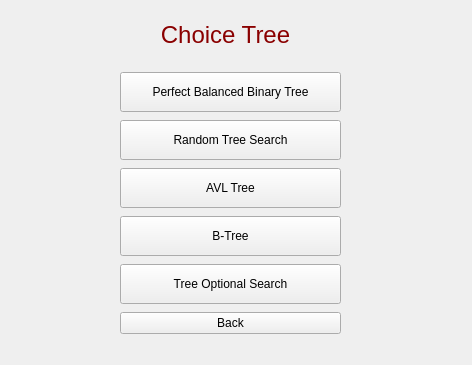
Old version of the form MainWindowGame/MainWindowGame.ui in the repository Falck2881/CreateTree.
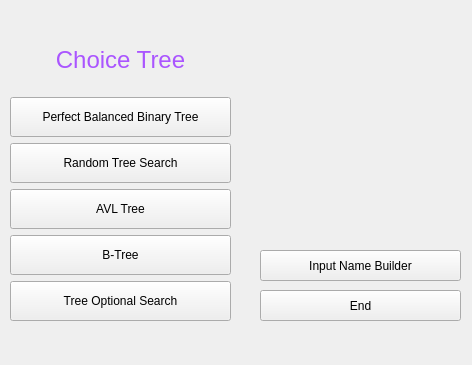
New version of the form. Icons and pictures are not drawn.

Commit message: Changes to the project structure.   Changes:   1 - title in StartWindow.   2 - Changed the style to Toolery.qrc.   3 - Moved the WindowInputData clss to the MainWindowGame directory.       Now data entry is performed from the MainWindowGame.   4 - Added the file JSON and relevant classed (Node* StreamJson) for       future working.   5 - Added the images files (MainWindowGame/ImagesNode/Node_*.png), this images       willbe use for display nodes in the binary tree   6 - Deleted such classes, how GameModes and Window because of uselessness.

The edit to the form file:
```diff
--- a/MainWindowGame/MainWindowGame.ui
+++ b/MainWindowGame/MainWindowGame.ui
@@ -12,9 +12,39 @@
   </property>
   <property name="palette">
    <palette>
-    <active/>
-    <inactive/>
-    <disabled/>
+    <active>
+     <colorrole role="Text">
+      <brush brushstyle="SolidPattern">
+       <color alpha="255">
+        <red>0</red>
+        <green>0</green>
+        <blue>0</blue>
+       </color>
+      </brush>
+     </colorrole>
+    </active>
+    <inactive>
+     <colorrole role="Text">
+      <brush brushstyle="SolidPattern">
+       <color alpha="255">
+        <red>0</red>
+        <green>0</green>
+        <blue>0</blue>
+       </color>
+      </brush>
+     </colorrole>
+    </inactive>
+    <disabled>
+     <colorrole role="Text">
+      <brush brushstyle="SolidPattern">
+       <color alpha="255">
+        <red>120</red>
+        <green>120</green>
+        <blue>120</blue>
+       </color>
+      </brush>
+     </colorrole>
+    </disabled>
    </palette>
   </property>
   <property name="windowTitle">
@@ -23,15 +53,15 @@
   <widget class="QWidget" name="gridLayoutWidget">
    <property name="geometry">
     <rect>
-     <x>120</x>
-     <y>70</y>
+     <x>10</x>
+     <y>30</y>
      <width>221</width>
-     <height>271</height>
+     <height>291</height>
     </rect>
    </property>
    <layout class="QGridLayout" name="gridLayout">
-    <item row="0" column="0">
-     <widget class="QPushButton" name="pbtButton">
+    <item row="4" column="0">
+     <widget class="QPushButton" name="avlButton">
       <property name="maximumSize">
        <size>
         <width>16777215</width>
@@ -39,11 +69,11 @@
        </size>
       </property>
       <property name="text">
-       <string>Perfect Balanced Binary Tree</string>
+       <string>AVL Tree</string>
       </property>
      </widget>
     </item>
-    <item row="3" column="0">
+    <item row="5" column="0">
      <widget class="QPushButton" name="bTreeButton">
       <property name="maximumSize">
        <size>
@@ -56,7 +86,7 @@
       </property>
      </widget>
     </item>
-    <item row="1" column="0">
+    <item row="3" column="0">
      <widget class="QPushButton" name="rtsButton">
       <property name="maximumSize">
        <size>
@@ -69,7 +99,7 @@
       </property>
      </widget>
     </item>
-    <item row="4" column="0">
+    <item row="6" column="0">
      <widget class="QPushButton" name="tosButton">
       <property name="maximumSize">
        <size>
@@ -83,7 +113,7 @@
      </widget>
     </item>
     <item row="2" column="0">
-     <widget class="QPushButton" name="avlButton">
+     <widget class="QPushButton" name="pbtButton">
       <property name="maximumSize">
        <size>
         <width>16777215</width>
@@ -91,30 +121,56 @@
        </size>
       </property>
       <property name="text">
-       <string>AVL Tree</string>
+       <string>Perfect Balanced Binary Tree</string>
       </property>
      </widget>
     </item>
-    <item row="5" column="0">
-     <widget class="QPushButton" name="backButton">
+    <item row="1" column="0">
+     <widget class="QLabel" name="titile">
       <property name="text">
-       <string>Back</string>
+       <string>&lt;html&gt;&lt;head/&gt;&lt;body&gt;&lt;p align=&quot;center&quot;&gt;&lt;span style=&quot; font-size:18pt; color:#aa55ff;&quot;&gt;Choice Tree&lt;/span&gt;&lt;/p&gt;&lt;/body&gt;&lt;/html&gt;</string>
       </property>
      </widget>
     </item>
    </layout>
   </widget>
-  <widget class="QLabel" name="titile">
+  <widget class="QLabel" name="animation">
    <property name="geometry">
     <rect>
-     <x>120</x>
-     <y>10</y>
-     <width>211</width>
-     <height>51</height>
+     <x>260</x>
+     <y>40</y>
+     <width>200</width>
+     <height>180</height>
     </rect>
    </property>
    <property name="text">
-    <string>&lt;html&gt;&lt;head/&gt;&lt;body&gt;&lt;p align=&quot;center&quot;&gt;&lt;span style=&quot; font-size:18pt; color:#8a0000;&quot;&gt;Choice Tree&lt;/span&gt;&lt;/p&gt;&lt;/body&gt;&lt;/html&gt;</string>
+    <string/>
+   </property>
+  </widget>
+  <widget class="QPushButton" name="changeNameButton">
+   <property name="geometry">
+    <rect>
+     <x>260</x>
+     <y>250</y>
+     <width>201</width>
+     <height>31</height>
+    </rect>
+   </property>
+   <property name="text">
+    <string>Input Name Builder</string>
+   </property>
+  </widget>
+  <widget class="QPushButton" name="endButton">
+   <property name="geometry">
+    <rect>
+     <x>260</x>
+     <y>290</y>
+     <width>201</width>
+     <height>31</height>
+    </rect>
+   </property>
+   <property name="text">
+    <string>End</string>
    </property>
   </widget>
  </widget>
```
Left out of the diff: 11 changed lines with no effect on the pictures. The commit also changes 102 other files.
